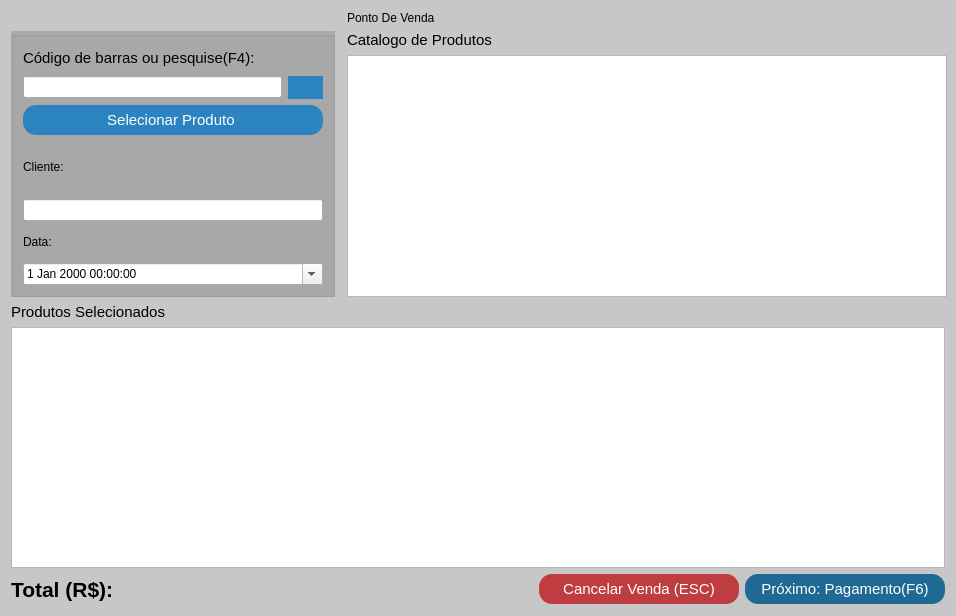
Old version of the form venda.ui in the repository GabR36/QEstoqueLoja.
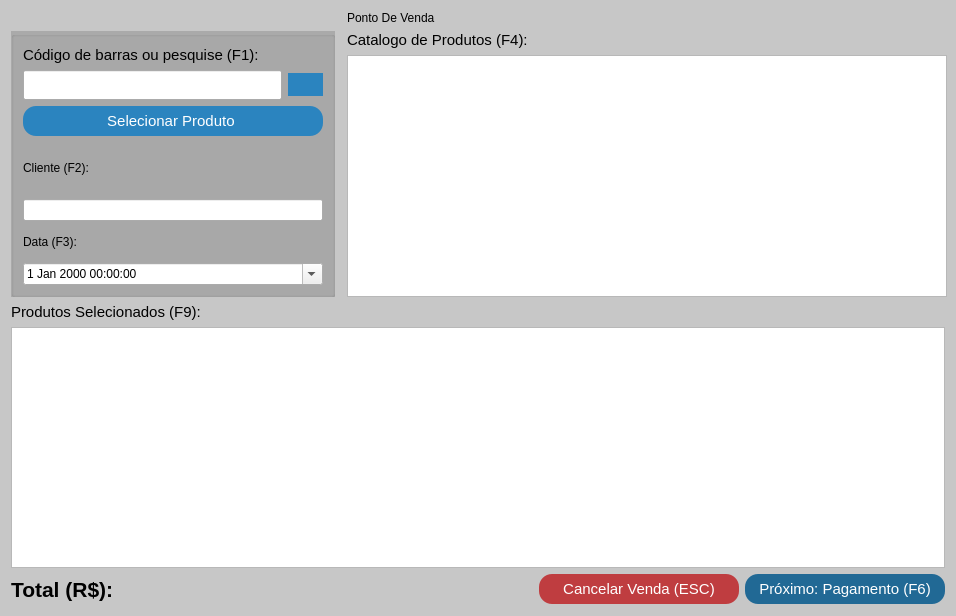
New version of the form. Icons and pictures are not drawn. Custom widgets are drawn as their Qt base class.

Commit message: shortcuts para venda (F1,F2..)

What changed in the file:
```diff
--- a/venda.ui
+++ b/venda.ui
@@ -97,7 +97,7 @@
       font: 700 9pt &quot;Segoe UI&quot;;</string>
                 </property>
                 <property name="text">
-                 <string>Código de barras ou pesquise(F4):</string>
+                 <string>Código de barras ou pesquise (F1):</string>
                 </property>
                </widget>
               </item>
@@ -108,7 +108,7 @@
                   <property name="minimumSize">
                    <size>
                     <width>100</width>
-                    <height>0</height>
+                    <height>30</height>
                    </size>
                   </property>
                  </widget>
@@ -184,7 +184,7 @@
             <item>
              <widget class="QLabel" name="label">
               <property name="text">
-               <string>Cliente: </string>
+               <string>Cliente (F2): </string>
               </property>
              </widget>
             </item>
@@ -215,7 +215,7 @@
              </size>
             </property>
             <property name="text">
-             <string>Data:</string>
+             <string>Data (F3):</string>
             </property>
            </widget>
           </item>
@@ -252,7 +252,7 @@
       font: 700 9pt &quot;Segoe UI&quot;;</string>
        </property>
        <property name="text">
-        <string>Produtos Selecionados</string>
+        <string>Produtos Selecionados (F9):</string>
        </property>
       </widget>
      </item>
@@ -391,7 +391,7 @@
 }</string>
        </property>
        <property name="text">
-        <string>Próximo: Pagamento(F6)</string>
+        <string>Próximo: Pagamento (F6)</string>
        </property>
        <property name="shortcut">
         <string>F6</string>
@@ -412,7 +412,7 @@
       font: 700 9pt &quot;Segoe UI&quot;;</string>
        </property>
        <property name="text">
-        <string>Catalogo de Produtos</string>
+        <string>Catalogo de Produtos (F4):</string>
        </property>
       </widget>
      </item>
```
The commit also changes 2 other files.
